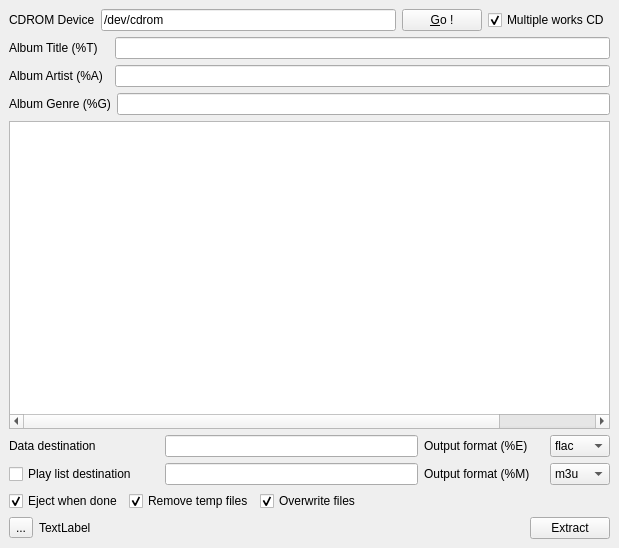
Old version of the form dvdtools/qrip/wndQrip.ui in the repository rickyrockrat/dvd-tools.
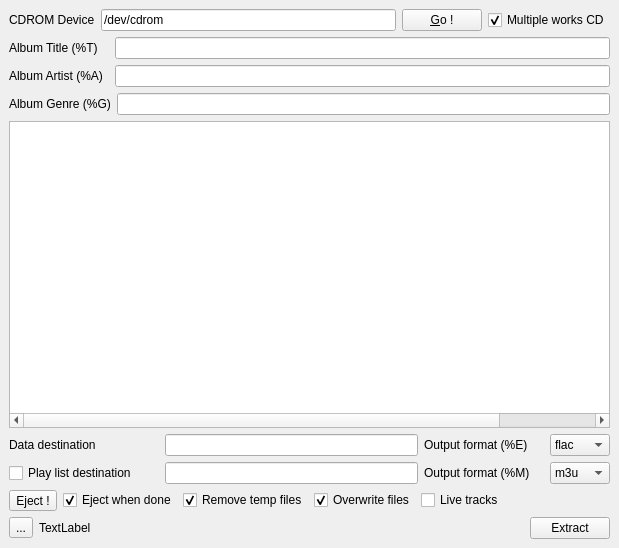
New version of the form. Icons and pictures are not drawn.

Commit message: live tracks, eject button

```diff
--- a/dvdtools/qrip/wndQrip.ui
+++ b/dvdtools/qrip/wndQrip.ui
@@ -326,6 +326,13 @@
     </item>
     <item>
      <layout class="QHBoxLayout" name="horizontalLayout_8">
+      <item>
+       <widget class="QToolButton" name="tbEject">
+        <property name="text">
+         <string>Eject !</string>
+        </property>
+       </widget>
+      </item>
       <item>
        <widget class="QCheckBox" name="cbEject">
         <property name="text">
@@ -356,6 +363,13 @@
         </property>
        </widget>
       </item>
+      <item>
+       <widget class="QCheckBox" name="cbLive">
+        <property name="text">
+         <string>Live tracks</string>
+        </property>
+       </widget>
+      </item>
       <item>
        <spacer name="horizontalSpacer_2">
         <property name="orientation">
```
Left out of the diff: 6 changed lines with no effect on the pictures. The commit also changes 2 other files.
